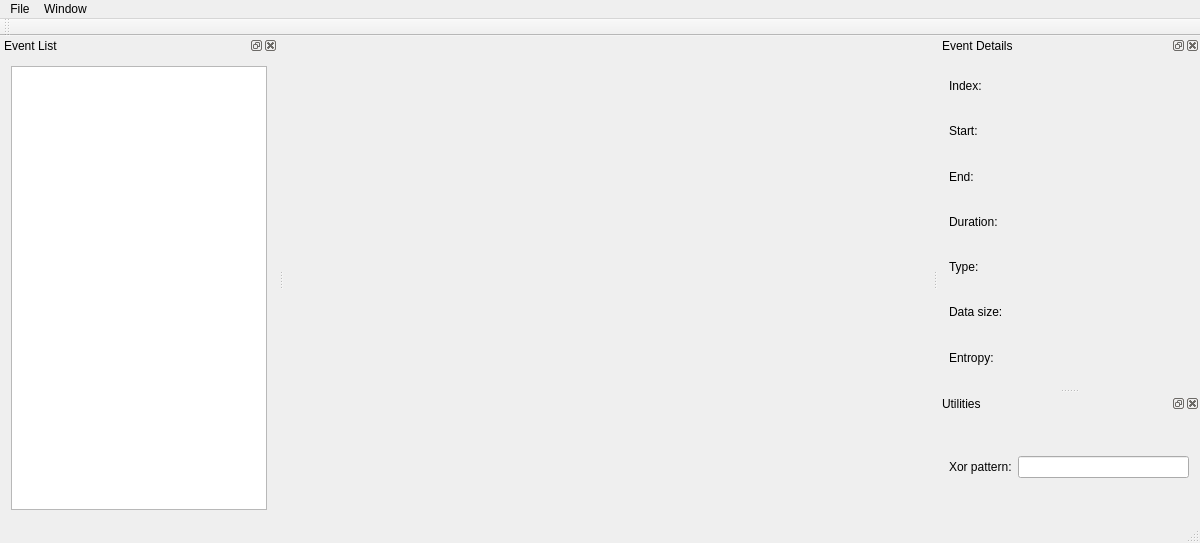
Above: nandseewindow.ui from xobs/nandsee before the change. Below: the same form after it.
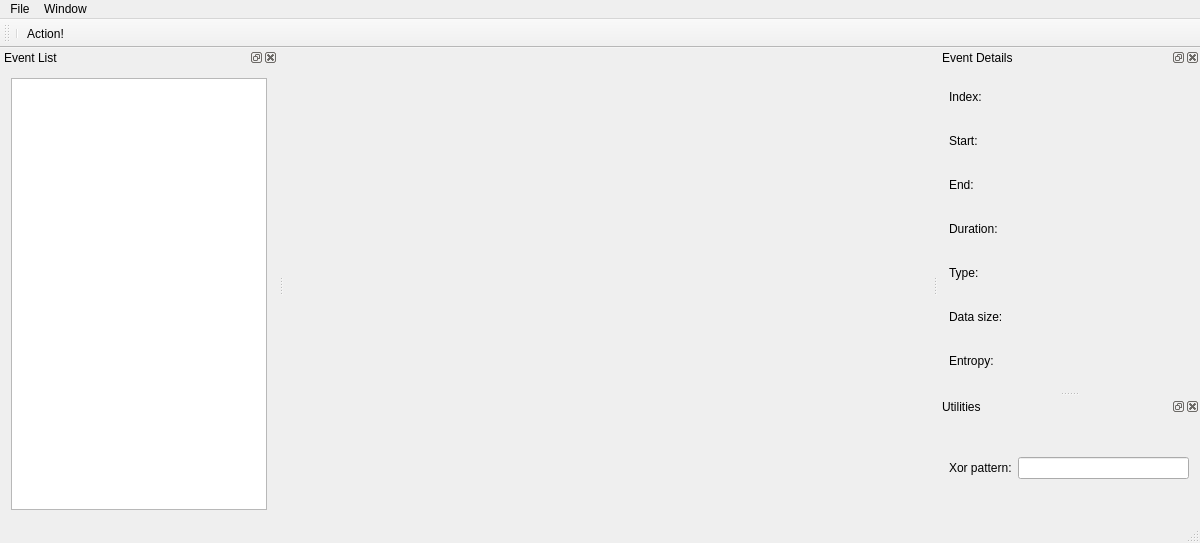
That is the form after the change. Custom widgets are drawn as their Qt base class.

Commit message:
nandseewindow: Add dummy menubar action
Just so we can get an idea of how they work.

The edit to the form file:
```diff
--- a/nandseewindow.ui
+++ b/nandseewindow.ui
@@ -52,8 +52,10 @@
     <enum>TopToolBarArea</enum>
    </attribute>
    <attribute name="toolBarBreak">
-    <bool>false</bool>
+    <bool>true</bool>
    </attribute>
+   <addaction name="separator"/>
+   <addaction name="actionAction"/>
   </widget>
   <widget class="QStatusBar" name="statusBar"/>
   <widget class="QDockWidget" name="eventListDock">
@@ -274,6 +276,11 @@
     <string>Utilities</string>
    </property>
   </action>
+  <action name="actionAction">
+   <property name="text">
+    <string>Action!</string>
+   </property>
+  </action>
  </widget>
  <layoutdefault spacing="6" margin="11"/>
  <customwidgets>
```
